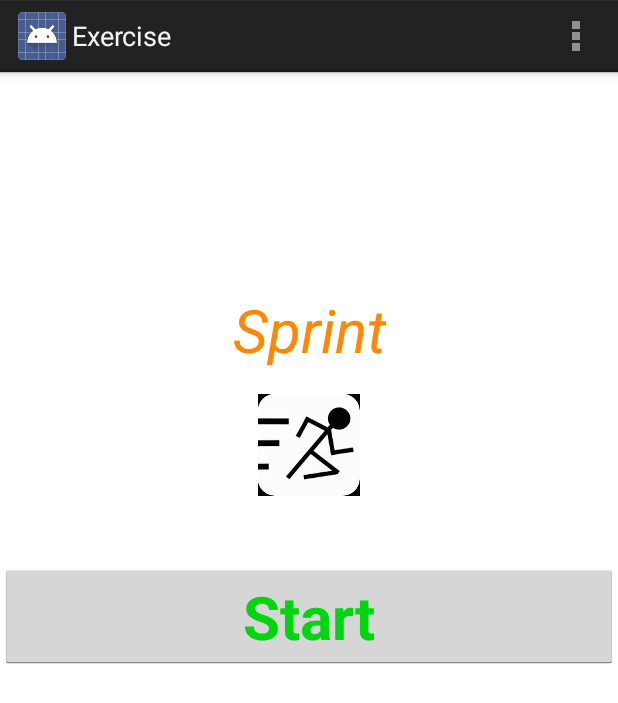
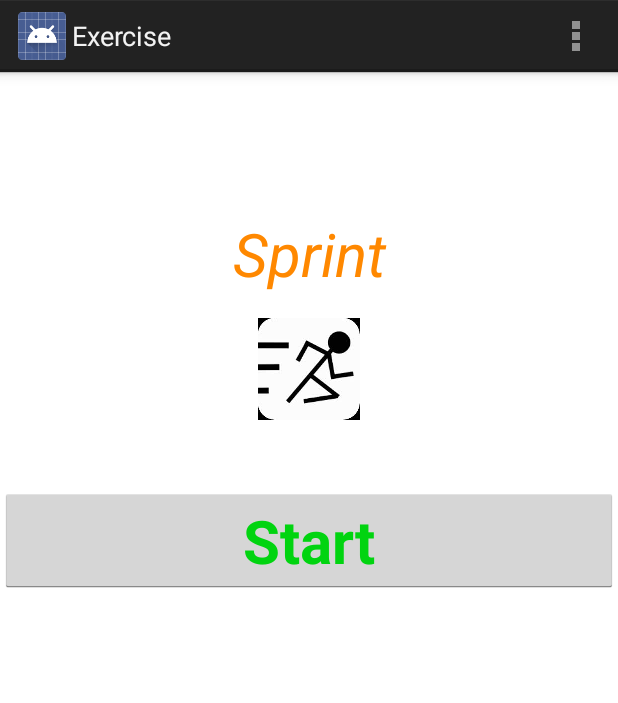
Before and after one commit to andylincoln/fitnessbunduruu, an Android app: the ExerciseActivity screen opened directly, with no data from a screen before it, on a phone screen of 412 x 824 dp. Shown: the top 703 px of the screen. Run offline under Robolectric (Android 15) with nearby library versions, the phone set to English and light mode, and no system bars; 1 statement that could not run was skipped.

Commit message:
Cut down margins for better display
Margins were too big, causing the countdown timer to not render on my
Nexus 4. Shouldn’t affect larger screens greatly.

```diff
--- a/app/src/main/res/layout/activity_exercise.xml
+++ b/app/src/main/res/layout/activity_exercise.xml
@@ -19,7 +19,7 @@
         android:gravity="center_horizontal"
         android:textSize="40sp"
         android:textAlignment="center"
-        android:layout_marginTop="45dp"
+        android:layout_marginTop="30dp"
         android:textIsSelectable="false"
         android:textStyle="italic"
         android:textColor="@android:color/holo_orange_dark"/>
@@ -31,7 +31,7 @@
         android:id="@+id/workoutTypeView"
         android:textSize="40sp"
         android:textAlignment="center"
-        android:layout_marginTop="45dp"
+        android:layout_marginTop="10dp"
         android:textIsSelectable="false"
         android:textStyle="italic"
         android:gravity="center_horizontal"
```
